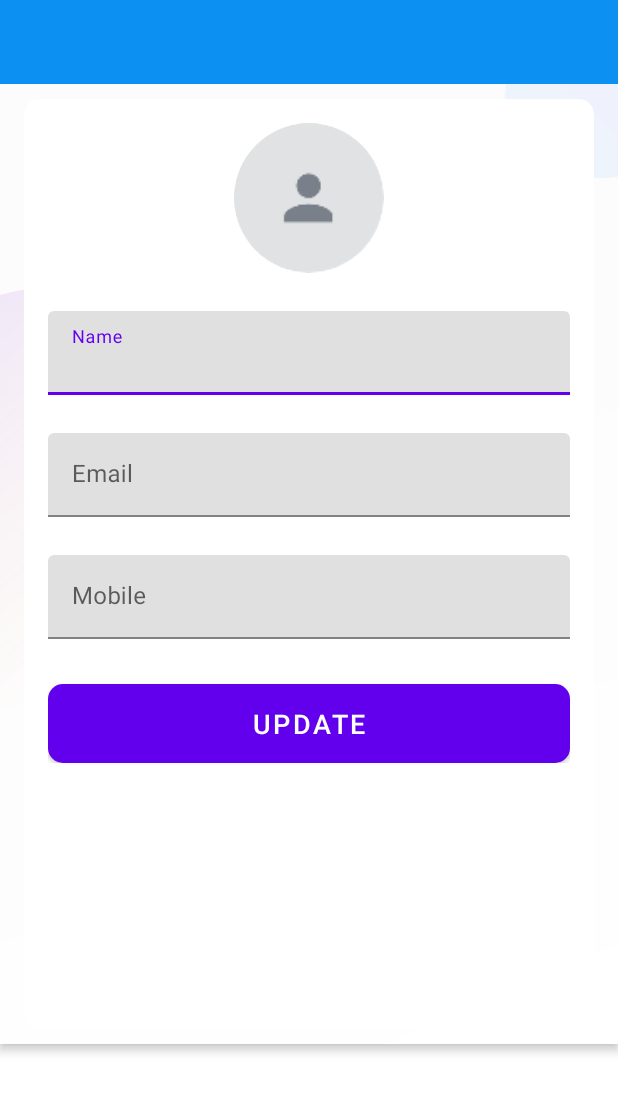
After one commit to elviasiv/ProjektM, an Android app: the layout activity_my_profile.xml on its own in the app's theme, with its tools: preview values and no code run, on a phone screen of 412 x 824 dp. The commit adds this screen. Shown: the top 1093 px of the screen. Run offline under Robolectric (Android 15) with nearby library versions, the phone set to English and light mode, and no system bars.

Commit message:
Update: finished MyProfile screen

```diff
--- a/app/build.gradle
+++ b/app/build.gradle
@@ -52,6 +52,8 @@ dependencies {
     implementation 'com.google.firebase:firebase-auth:20.0.2'
     //Firestore
     implementation 'com.google.firebase:firebase-firestore:22.0.2'
+    //Firebase storage
+    implementation 'com.google.firebase:firebase-storage:19.2.1'
     //Circle images
     implementation 'de.hdodenhof:circleimageview:3.1.0'
     //Glide
@@ -59,6 +61,8 @@ dependencies {
     annotationProcessor 'com.github.bumptech.glide:compiler:4.12.0'
 
 
+
+
     testImplementation 'junit:junit:4.+'
     androidTestImplementation 'androidx.test.ext:junit:1.1.2'
     androidTestImplementation 'androidx.test.espresso:espresso-core:3.3.0'
--- a/app/src/main/java/com/elviva/projektm/activities/SignInActivity.kt
+++ b/app/src/main/java/com/elviva/projektm/activities/SignInActivity.kt
@@ -64,7 +64,7 @@ class SignInActivity : BaseActivity() {
                 .addOnCompleteListener { task ->
                     if (task.isSuccessful) {
                         val user = FirebaseAuth.getInstance().currentUser
-                        FirestoreClass().signInUser(this)
+                        FirestoreClass().loadUserData(this)
                     } else {
                         Toast.makeText(this, task.exception!!.message, Toast.LENGTH_SHORT).show()
                     }
--- a/app/src/main/java/com/elviva/projektm/utils/Constants.kt
+++ b/app/src/main/java/com/elviva/projektm/utils/Constants.kt
@@ -2,6 +2,9 @@ package com.elviva.projektm.utils
 
 object Constants{
 
-    const val USERS: String = "Users"
+    const val USERS: String = "Users" //Document in firestore
 
+    const val IMAGE: String = "image"
+    const val NAME: String = "name"
+    const val MOBILE: String = "mobile"
 }
--- a/app/src/main/res/drawable/ic_black_color_back_24dp.xml
+++ b/app/src/main/res/drawable/ic_black_color_back_24dp.xml
@@ -5,6 +5,6 @@
     android:viewportWidth="24.0"
     android:viewportHeight="24.0">
     <path
-        android:fillColor="@android:color/white"
+        android:fillColor="@android:color/black"
         android:pathData="M15.41,7.41L14,6l-6,6 6,6 1.41,-1.41L10.83,12z" />
 </vector>
--- /dev/null
+++ b/app/src/main/res/layout/activity_my_profile.xml
@@ -0,0 +1,120 @@
+<?xml version="1.0" encoding="utf-8"?>
+<LinearLayout xmlns:android="http://schemas.android.com/apk/res/android"
+    xmlns:app="http://schemas.android.com/apk/res-auto"
+    xmlns:tools="http://schemas.android.com/tools"
+    android:layout_width="match_parent"
+    android:layout_height="match_parent"
+    android:orientation="vertical"
+    tools:context=".activities.MyProfileActivity">
+
+    <com.google.android.material.appbar.AppBarLayout
+        android:layout_width="match_parent"
+        android:layout_height="wrap_content"
+        android:theme="@style/appBarOverlay">
+
+        <androidx.appcompat.widget.Toolbar
+            android:id="@+id/tbMyProfile"
+            android:layout_width="match_parent"
+            android:layout_height="?attr/actionBarSize"
+            android:background="@color/primary"
+            app:popupTheme="@style/popUpOverlay"/>
+
+        <LinearLayout
+            android:layout_width="match_parent"
+            android:layout_height="match_parent"
+            android:background="@drawable/ic_background">
+
+            <androidx.cardview.widget.CardView
+                android:layout_width="match_parent"
+                android:layout_height="match_parent"
+                android:layout_marginStart="@dimen/my_profile_screen_content_marginStartEnd"
+                android:layout_marginEnd="@dimen/my_profile_screen_content_marginStartEnd"
+                android:layout_marginTop="@dimen/my_profile_screen_content_marginTopBottom"
+                android:layout_marginBottom="@dimen/my_profile_screen_content_marginTopBottom"
+                android:elevation="@dimen/card_view_elevation"
+                app:cardCornerRadius="@dimen/card_view_corner_radius">
+
+                <LinearLayout
+                    android:layout_width="match_parent"
+                    android:layout_height="wrap_content"
+                    android:gravity="center_horizontal"
+                    android:orientation="vertical"
+                    android:padding="@dimen/my_profile_screen_content_padding">
+
+                    <de.hdodenhof.circleimageview.CircleImageView
+                        android:id="@+id/ivMyProfile"
+                        android:layout_width="@dimen/my_profile_user_image_size"
+                        android:layout_height="@dimen/my_profile_user_image_size"
+                        android:contentDescription="@string/image_contentDescription"
+                        android:src="@drawable/ic_user_place_holder"/>
+
+                    <com.google.android.material.textfield.TextInputLayout
+                        android:layout_width="match_parent"
+                        android:layout_height="wrap_content"
+                        android:layout_marginTop="@dimen/my_profile_name_til_marginTop">
+
+                        <androidx.appcompat.widget.AppCompatEditText
+                            android:id="@+id/etProfileName"
+                            android:layout_width="match_parent"
+                            android:layout_height="wrap_content"
+                            android:hint="@string/name"
+                            android:textSize="@dimen/et_text_size"/>
+                    </com.google.android.material.textfield.TextInputLayout>
+
+                    <com.google.android.material.textfield.TextInputLayout
+                        android:layout_width="match_parent"
+                        android:layout_height="wrap_content"
+                        android:layout_marginTop="@dimen/my_profile_name_til_marginTop">
+
+                        <androidx.appcompat.widget.AppCompatEditText
+                            android:id="@+id/etProfileEmail"
+                            android:layout_width="match_parent"
+                            android:layout_height="wrap_content"
+                            android:focusable="false"
+                            android:focusableInTouchMode="false"
+                            android:inputType="textEmailAddress"
+                            android:hint="@string/email"
+                            android:textSize="@dimen/et_text_size"/>
+
+                    </com.google.android.material.textfield.TextInputLayout>
+
+                    <com.google.android.material.textfield.TextInputLayout
+                        android:layout_width="match_parent"
+                        android:layout_height="wrap_content"
+                        android:layout_marginTop="@dimen/my_profile_name_til_marginTop">
+
+                        <androidx.appcompat.widget.AppCompatEditText
+                            android:id="@+id/etProfileMobile"
+                            android:layout_width="match_parent"
+                            android:layout_height="wrap_content"
+                            android:hint="@string/mobile"
+                            android:inputType="phone"
+                            android:textSize="@dimen/et_text_size"/>
+
+                    </com.google.android.material.textfield.TextInputLayout>
+
+                    <Button
+                        android:id="@+id/btnMyProfileUpdate"
+                        android:layout_width="match_parent"
+                        android:layout_height="wrap_content"
+                        android:layout_gravity="center"
+                        android:layout_marginTop="@dimen/my_profile_btn_update_marginTop"
+                        android:background="@drawable/shape_button_rounded"
+                        android:foreground="?attr/selectableItemBackground"
+                        android:gravity="center"
+                        android:paddingTop="@dimen/btn_paddingTopBottom"
+                        android:paddingBottom="@dimen/btn_paddingTopBottom"
+                        android:text="@string/update"
+                        android:textColor="@color/white"
+                        android:textSize="@dimen/btn_text_size"/>
+
+                </LinearLayout>
+
+            </androidx.cardview.widget.CardView>
+
+        </LinearLayout>
+
+
+    </com.google.android.material.appbar.AppBarLayout>
+
+</LinearLayout>
--- a/app/src/main/res/layout/nav_header_main.xml
+++ b/app/src/main/res/layout/nav_header_main.xml
@@ -2,6 +2,7 @@
 <LinearLayout xmlns:android="http://schemas.android.com/apk/res/android"
     android:layout_width="match_parent"
     android:layout_height="@dimen/height_of_nav_main"
+    android:id="@+id/llNav"
     xmlns:app="http://schemas.android.com/apk/res-auto"
     xmlns:tools="http://schemas.android.com/tools"
     android:background="@drawable/nav_header_main_background"
--- a/app/src/main/res/values/dimens.xml
+++ b/app/src/main/res/values/dimens.xml
@@ -48,4 +48,14 @@
     <dimen name="nav_user_name_text_size">18sp</dimen>
     <dimen name="nav_image_circular_border_width">1dp</dimen>
     <dimen name="nav_divider_height">0.5dp</dimen>
+
+    <!-- Profile screen -->
+    <dimen name="my_profile_screen_content_marginStartEnd">16dp</dimen>
+    <dimen name="my_profile_screen_content_marginTopBottom">10dp</dimen>
+    <dimen name="my_profile_screen_content_padding">16dp</dimen>
+    <dimen name="my_profile_user_image_size">100dp</dimen>
+    <dimen name="my_profile_name_til_marginTop">25dp</dimen>
+    <dimen name="my_profile_et_email_marginTop">20dp</dimen>
+    <dimen name="my_profile_et_mobile_marginTop">20dp</dimen>
+    <dimen name="my_profile_btn_update_marginTop">30dp</dimen>
 </resources>
--- a/app/src/main/res/values/strings.xml
+++ b/app/src/main/res/values/strings.xml
@@ -18,4 +18,7 @@
     <string name="nav_my_profile">My Profile</string>
     <string name="nav_sign_out">Sign Out</string>
 
+    <string name="mobile">Mobile</string>
+    <string name="update">UPDATE</string>
+    <string name="my_profile_title">My Profile</string>
 </resources>
```
Also changed, not shown: app/src/main/AndroidManifest.xml (+9 -1 lines), app/src/main/java/com/elviva/projektm/activities/MainActivity.kt (+31 -14 lines), app/src/main/java/com/elviva/projektm/activities/MyProfileActivity.kt (added, +211 -0 lines), app/src/main/java/com/elviva/projektm/firebase/FirestoreClass.kt (+28 -3 lines), app/src/main/res/drawable/ic_white_color_back_24dp.xml (added, +10 -0 lines).
